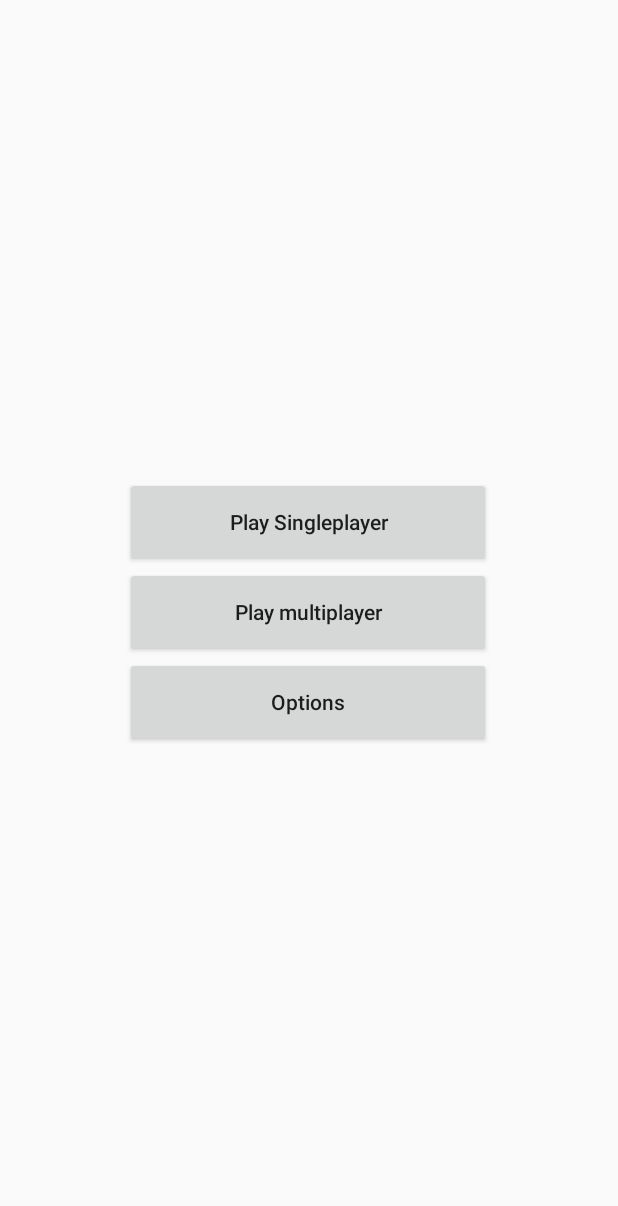
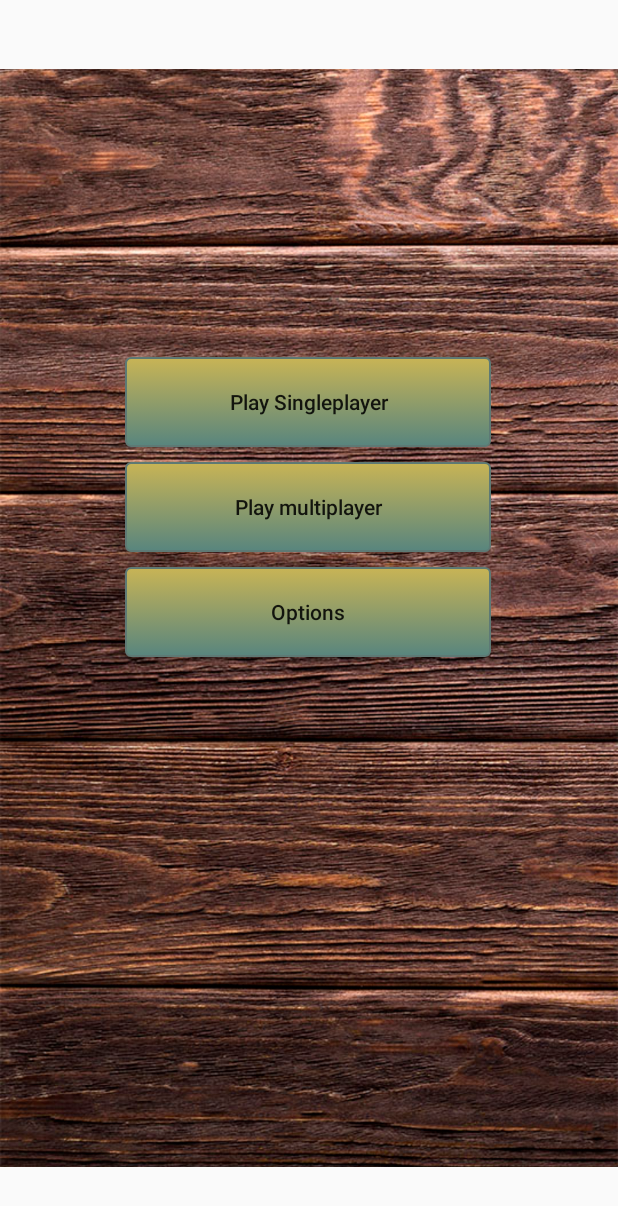
Before and after one commit to danik33/Chess3, an Android app: the screen it shows after launch (MainActivity), on a phone screen of 412 x 824 dp. Shown: the top 1206 px of the screen. Run offline under Robolectric (Android 15) with nearby library versions, the phone set to English and light mode, and no system bars.

Commit message:
STYLING BUTTONS

```diff
--- /dev/null
+++ b/app/src/main/res/drawable/nicebutton.xml
@@ -0,0 +1,24 @@
+<?xml version="1.0" encoding="utf-8"?>
+<selector xmlns:android="http://schemas.android.com/apk/res/android" >
+    <item android:state_pressed="true" >
+        <shape android:shape="rectangle"  >
+            <corners android:radius="3dip" />
+            <stroke android:width="1dip" android:color="#5e7974" />
+            <gradient android:angle="-90" android:startColor="#DCC855" android:endColor="#649664"/>
+        </shape>
+    </item>
+    <item android:state_focused="true">
+        <shape android:shape="rectangle"  >
+            <corners android:radius="3dip" />
+            <stroke android:width="1dip" android:color="#5e7974" />
+            <solid android:color="#58857e"/>
+        </shape>
+    </item>
+    <item >
+        <shape android:shape="rectangle"  >
+            <corners android:radius="3dip" />
+            <stroke android:width="1dip" android:color="#5e7974" />
+            <gradient android:angle="-90" android:startColor="#C8B455" android:endColor="#58857e" />
+        </shape>
+    </item>
+</selector>
--- a/app/src/main/res/layout/activity_chessplay.xml
+++ b/app/src/main/res/layout/activity_chessplay.xml
@@ -41,6 +41,7 @@
         android:text="@string/undo"
         android:textAllCaps="false"
         android:textColor="@color/black"
+        android:background="@drawable/nicebutton"
         app:layout_constraintBottom_toBottomOf="parent"
         app:layout_constraintEnd_toEndOf="parent"
         app:layout_constraintHorizontal_bias="0.93"
@@ -106,11 +107,12 @@
         android:gravity="center"
         android:maxWidth="400dp"
         android:orientation="vertical"
-        android:visibility="visible"
+        android:visibility="invisible"
         app:layout_constraintBottom_toBottomOf="parent"
         app:layout_constraintEnd_toEndOf="parent"
         app:layout_constraintHorizontal_bias="0.5"
         app:layout_constraintStart_toStartOf="parent"
+
         app:layout_constraintTop_toTopOf="parent">
 
         <ImageView
@@ -119,6 +121,8 @@
             android:layout_height="149dp"
             android:layout_marginTop="100dp"
             android:background="@color/darkTile"
+
+
 
             android:contentDescription="@string/Descr" />
 
@@ -130,6 +134,7 @@
             android:background="@color/lightTile"
             android:contentDescription="@string/title"
             android:paddingStart="10dp"
+
             android:text="@string/detect" />
 
         <TextView
@@ -152,13 +157,14 @@
             android:layout_height="40dp"
             android:layout_marginStart="120dp"
             android:layout_marginTop="100dp"
+            android:background="@drawable/nicebutton"
             android:layout_centerHorizontal="true"
             android:gravity="center_horizontal"
             android:layout_weight="1"
             android:text="@string/cancel"
             android:textAllCaps="false"
 
-            android:visibility="visible" />
+             />
 
 
         <LinearLayout
@@ -173,6 +179,7 @@
                 android:layout_width="wrap_content"
                 android:layout_height="40dp"
                 android:layout_marginStart="5dp"
+                android:background="@drawable/nicebutton"
                 android:layout_weight="1"
                 android:minWidth="120dp"
                 android:text="@string/new_game"
@@ -180,6 +187,7 @@
 
             <Button
                 android:id="@+id/btn2"
+                android:background="@drawable/nicebutton"
                 android:layout_width="wrap_content"
                 android:layout_height="40dp"
                 android:layout_weight="1"
@@ -194,6 +202,7 @@
                 android:layout_height="40dp"
                 android:layout_weight="1"
                 android:text="Button"
+                android:background="@drawable/nicebutton"
                 android:textAllCaps="false" />
 
             <Button
@@ -202,6 +211,7 @@
                 android:layout_height="40dp"
                 android:layout_marginEnd="5dp"
                 android:layout_weight="1"
+                android:background="@drawable/nicebutton"
                 android:text="Button"
                 android:textAllCaps="false"
                 android:visibility="visible" />
--- a/app/src/main/res/layout/activity_main.xml
+++ b/app/src/main/res/layout/activity_main.xml
@@ -7,9 +7,16 @@
     tools:context="darklight.MainActivity">
 
 
+    <ImageView
+        android:layout_width="match_parent"
+        android:layout_height="match_parent"
+        app:layout_constraintStart_toStartOf="parent"
+        app:layout_constraintTop_toTopOf="parent"
+        app:srcCompat="@drawable/background" />
+
     <LinearLayout
         android:layout_width="244dp"
-        android:layout_height="193dp"
+        android:layout_height="500dp"
         android:layout_marginStart="52dp"
         android:layout_marginTop="208dp"
         android:orientation="vertical"
@@ -26,7 +33,9 @@
             android:layout_width="match_parent"
             android:layout_height="60dp"
             android:layout_gravity="center"
+            android:background="@drawable/nicebutton"
             android:text="@string/playsp"
+
             android:textAllCaps="false" />
 
         <Button
@@ -34,6 +43,8 @@
             android:layout_width="match_parent"
             android:layout_height="60dp"
             android:layout_gravity="center"
+            android:layout_marginTop="10dp"
+            android:background="@drawable/nicebutton"
             android:text="@string/playmp"
             android:textAllCaps="false" />
 
@@ -41,6 +52,8 @@
             android:id="@+id/options"
             android:layout_width="match_parent"
             android:layout_height="60dp"
+            android:layout_marginTop="10dp"
+            android:background="@drawable/nicebutton"
             android:text="@string/options"
             android:textAllCaps="false" />
 
--- a/app/src/main/res/layout/activity_options.xml
+++ b/app/src/main/res/layout/activity_options.xml
@@ -14,6 +14,7 @@
         android:layout_marginTop="268dp"
         android:text="Play sound: Yes"
         android:textSize="24sp"
+        android:background="@drawable/nicebutton"
         app:layout_constraintStart_toStartOf="parent"
         app:layout_constraintTop_toTopOf="parent" />
 
@@ -21,8 +22,9 @@
         android:id="@+id/aidiff"
         android:layout_width="251dp"
         android:layout_height="74dp"
-        android:layout_marginStart="88dp"
+        android:layout_marginStart="80dp"
         android:layout_marginTop="404dp"
+        android:background="@drawable/nicebutton"
         android:text="AI difficulty: Very easy"
         android:textSize="18sp"
         app:layout_constraintStart_toStartOf="parent"
```
